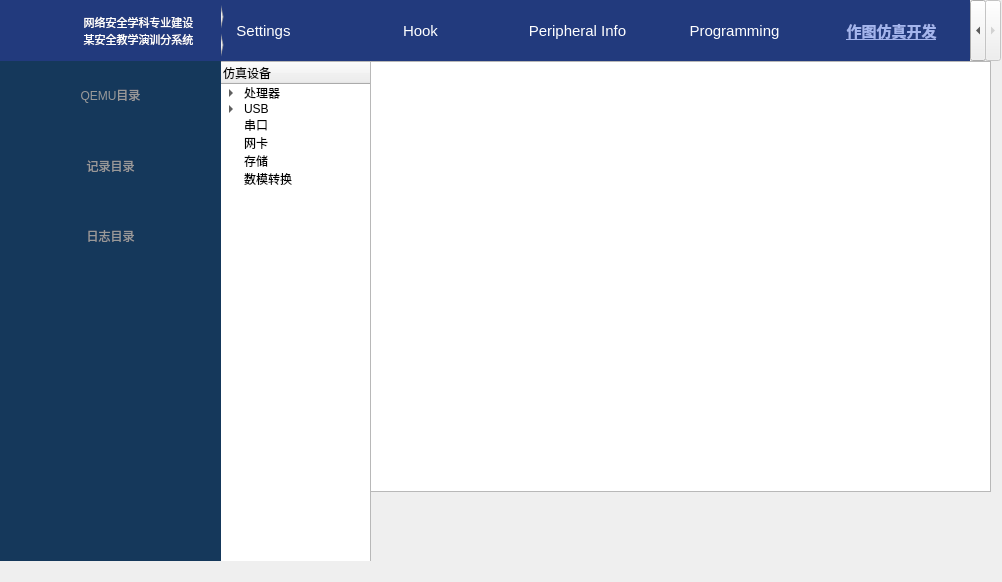
First picture: the form in ui/Main.ui, repository wjqsec/EmuGUI, before the edit.
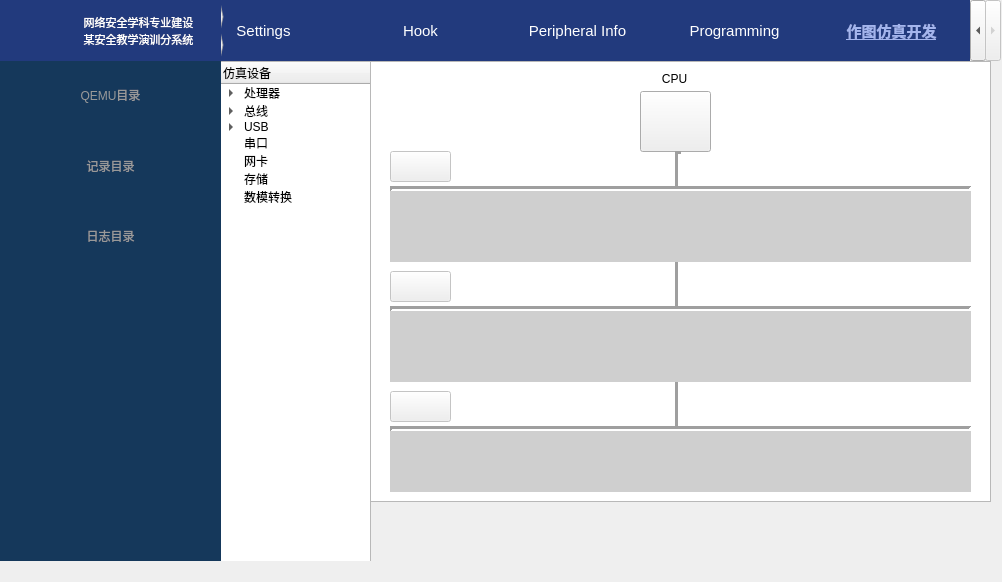
Second picture: the form after the edit. Icons and pictures are not drawn.

```diff
--- a/ui/Main.ui
+++ b/ui/Main.ui
@@ -1858,7 +1858,7 @@
            <x>150</x>
            <y>0</y>
            <width>621</width>
-           <height>431</height>
+           <height>441</height>
           </rect>
          </property>
         </widget>
@@ -1910,6 +1910,21 @@
            </property>
           </item>
          </item>
+         <item>
+          <property name="text">
+           <string>总线</string>
+          </property>
+          <item>
+           <property name="text">
+            <string>pci</string>
+           </property>
+          </item>
+          <item>
+           <property name="text">
+            <string>pcie</string>
+           </property>
+          </item>
+         </item>
          <item>
           <property name="text">
            <string>USB</string>
@@ -1956,6 +1971,220 @@
           </property>
          </item>
         </widget>
+        <widget class="QPushButton" name="pushButton_66">
+         <property name="geometry">
+          <rect>
+           <x>420</x>
+           <y>30</y>
+           <width>71</width>
+           <height>61</height>
+          </rect>
+         </property>
+         <property name="acceptDrops">
+          <bool>true</bool>
+         </property>
+         <property name="text">
+          <string/>
+         </property>
+        </widget>
+        <widget class="QLabel" name="label_28">
+         <property name="geometry">
+          <rect>
+           <x>430</x>
+           <y>10</y>
+           <width>49</width>
+           <height>16</height>
+          </rect>
+         </property>
+         <property name="text">
+          <string>CPU</string>
+         </property>
+         <property name="alignment">
+          <set>Qt::AlignmentFlag::AlignCenter</set>
+         </property>
+        </widget>
+        <widget class="Line" name="line_6">
+         <property name="geometry">
+          <rect>
+           <x>450</x>
+           <y>90</y>
+           <width>16</width>
+           <height>341</height>
+          </rect>
+         </property>
+         <property name="frameShadow">
+          <enum>QFrame::Shadow::Sunken</enum>
+         </property>
+         <property name="lineWidth">
+          <number>3</number>
+         </property>
+         <property name="orientation">
+          <enum>Qt::Orientation::Vertical</enum>
+         </property>
+        </widget>
+        <widget class="Line" name="line_9">
+         <property name="geometry">
+          <rect>
+           <x>170</x>
+           <y>120</y>
+           <width>581</width>
+           <height>16</height>
+          </rect>
+         </property>
+         <property name="styleSheet">
+          <string notr="true">color: rgb(184, 184, 184);</string>
+         </property>
+         <property name="lineWidth">
+          <number>3</number>
+         </property>
+         <property name="orientation">
+          <enum>Qt::Orientation::Horizontal</enum>
+         </property>
+        </widget>
+        <widget class="Line" name="line_10">
+         <property name="geometry">
+          <rect>
+           <x>170</x>
+           <y>240</y>
+           <width>581</width>
+           <height>16</height>
+          </rect>
+         </property>
+         <property name="lineWidth">
+          <number>3</number>
+         </property>
+         <property name="orientation">
+          <enum>Qt::Orientation::Horizontal</enum>
+         </property>
+        </widget>
+        <widget class="Line" name="line_12">
+         <property name="geometry">
+          <rect>
+           <x>170</x>
+           <y>360</y>
+           <width>581</width>
+           <height>16</height>
+          </rect>
+         </property>
+         <property name="lineWidth">
+          <number>3</number>
+         </property>
+         <property name="orientation">
+          <enum>Qt::Orientation::Horizontal</enum>
+         </property>
+        </widget>
+        <widget class="QWidget" name="horizontalWidget_1" native="true">
+         <property name="geometry">
+          <rect>
+           <x>170</x>
+           <y>130</y>
+           <width>581</width>
+           <height>71</height>
+          </rect>
+         </property>
+         <property name="acceptDrops">
+          <bool>true</bool>
+         </property>
+         <property name="styleSheet">
+          <string notr="true">background-color: rgb(207, 207, 207);
+color: rgb(182, 255, 169);</string>
+         </property>
+         <layout class="QHBoxLayout" name="horizontalLayout_2">
+          <property name="spacing">
+           <number>20</number>
+          </property>
+         </layout>
+        </widget>
+        <widget class="QWidget" name="horizontalWidget_2" native="true">
+         <property name="geometry">
+          <rect>
+           <x>170</x>
+           <y>250</y>
+           <width>581</width>
+           <height>71</height>
+          </rect>
+         </property>
+         <property name="acceptDrops">
+          <bool>true</bool>
+         </property>
+         <property name="styleSheet">
+          <string notr="true">background-color: rgb(207, 207, 207);</string>
+         </property>
+         <layout class="QHBoxLayout" name="horizontalLayout_3">
+          <property name="spacing">
+           <number>20</number>
+          </property>
+         </layout>
+        </widget>
+        <widget class="QWidget" name="horizontalWidget_3" native="true">
+         <property name="geometry">
+          <rect>
+           <x>170</x>
+           <y>370</y>
+           <width>581</width>
+           <height>61</height>
+          </rect>
+         </property>
+         <property name="acceptDrops">
+          <bool>true</bool>
+         </property>
+         <property name="styleSheet">
+          <string notr="true">background-color: rgb(207, 207, 207);</string>
+         </property>
+         <layout class="QHBoxLayout" name="horizontalLayout_4">
+          <property name="spacing">
+           <number>20</number>
+          </property>
+         </layout>
+        </widget>
+        <widget class="QPushButton" name="pushButton_72">
+         <property name="enabled">
+          <bool>false</bool>
+         </property>
+         <property name="geometry">
+          <rect>
+           <x>170</x>
+           <y>90</y>
+           <width>61</width>
+           <height>31</height>
+          </rect>
+         </property>
+         <property name="text">
+          <string/>
+         </property>
+        </widget>
+        <widget class="QPushButton" name="pushButton_75">
+         <property name="enabled">
+          <bool>false</bool>
+         </property>
+         <property name="geometry">
+          <rect>
+           <x>170</x>
+           <y>210</y>
+           <width>61</width>
+           <height>31</height>
+          </rect>
+         </property>
+         <property name="text">
+          <string/>
+         </property>
+        </widget>
+        <widget class="QPushButton" name="pushButton_92">
+         <property name="enabled">
+          <bool>false</bool>
+         </property>
+         <property name="geometry">
+          <rect>
+           <x>170</x>
+           <y>330</y>
+           <width>61</width>
+           <height>31</height>
+          </rect>
+         </property>
+         <property name="text">
+          <string/>
+         </property>
+        </widget>
        </widget>
       </widget>
      </item>
```
Left out of the diff: 1 changed line with no effect on the pictures.
